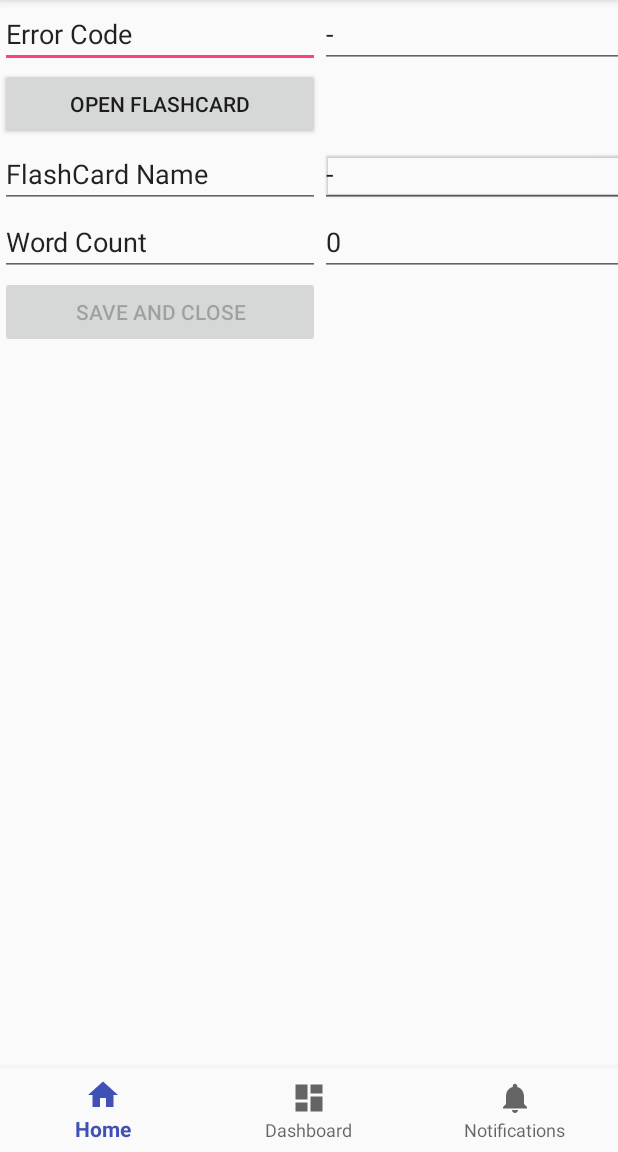
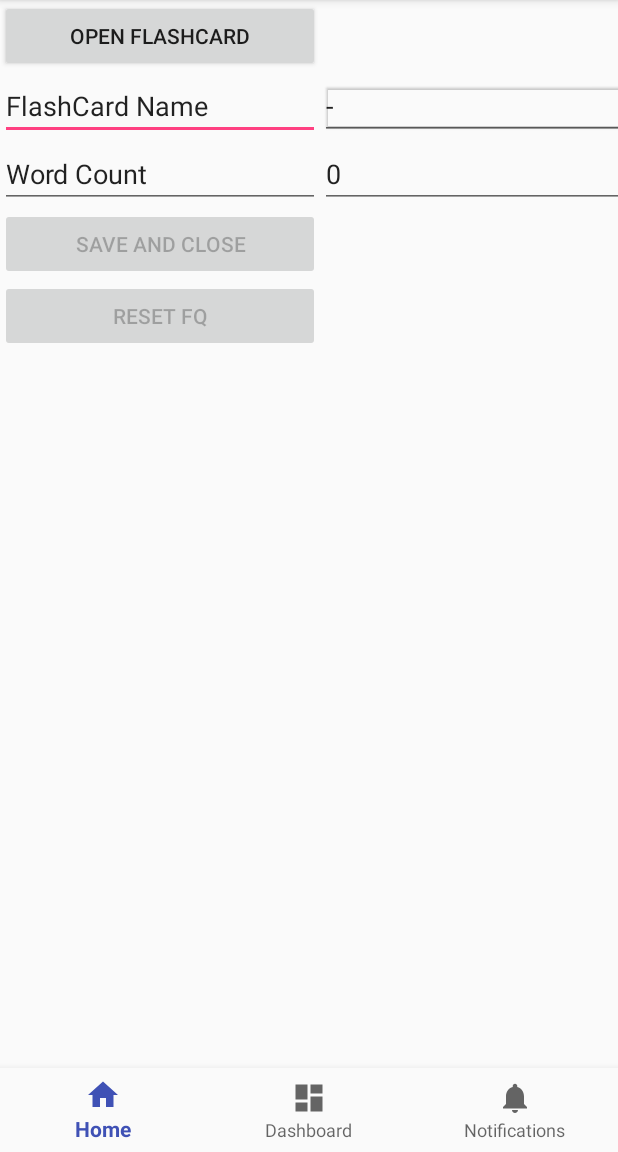
Before and after one commit to refigh/MyFlashQard, an Android app: the screen it shows after launch (MainActivity), on a phone screen of 412 x 824 dp, the part 84-1236 px from its top. Run offline under Robolectric (Android 15) with nearby library versions, the phone set to English and light mode, and no system bars.

Commit message:
1-previous flashqard history loads from external storage, if does not exist loads from asset 2-If user reset the fq, previous history is deleted from ext.storage.

```diff
--- a/app/src/main/java/com/hamze/myflashqard/error.java
+++ b/app/src/main/java/com/hamze/myflashqard/error.java
@@ -26,8 +26,8 @@ public class error {
         error_description[9] = "XML parser error";
         error_description[10] = "XML parser can not initialize";
         error_description[11] = "already open. close it first!";
-        error_description[12] = "";
-        error_description[13] = "";
+        error_description[12] = "Error in accessing the file";
+        error_description[13] = "File can not be deleted";
         error_description[14] = "";
         error_description[15] = "";
         error_description[16] = "";
--- a/app/src/main/res/layout/activity_main.xml
+++ b/app/src/main/res/layout/activity_main.xml
@@ -20,28 +20,6 @@
         <TableLayout
             android:layout_width="match_parent"
             android:layout_height="match_parent">
-
-            <TableRow
-                android:layout_width="match_parent"
-                android:layout_height="match_parent">
-
-                <EditText
-                    android:id="@+id/Error_indicator"
-                    android:layout_width="wrap_content"
-                    android:layout_height="wrap_content"
-                    android:ems="10"
-                    android:inputType="textPersonName"
-                    android:text="Error Code" />
-
-                <EditText
-                    android:id="@+id/editText_Error_indicator"
-                    android:layout_width="wrap_content"
-                    android:layout_height="wrap_content"
-                    android:ems="10"
-                    android:inputType="textPersonName"
-                    android:text="-" />
-
-            </TableRow>
 
             <TableRow
                 android:layout_width="match_parent"
@@ -134,6 +112,30 @@
                     android:visibility="invisible" />
             </TableRow>
 
+            <TableRow
+                android:layout_width="match_parent"
+                android:layout_height="match_parent">
+
+                <Button
+                    android:id="@+id/button_reset"
+                    android:layout_width="wrap_content"
+                    android:layout_height="wrap_content"
+                    android:enabled="false"
+                    android:text="Reset FQ" />
+
+                <ProgressBar
+                    android:id="@+id/progressBar_reset"
+                    style="@style/Widget.AppCompat.ProgressBar"
+                    android:layout_width="match_parent"
+                    android:layout_height="wrap_content"
+                    android:indeterminate="true"
+                    android:max="100"
+                    android:progress="0"
+                    android:visibility="invisible" />
+
+
+            </TableRow>
+
         </TableLayout>
     </FrameLayout>
 
```
Also changed, not shown: app/src/main/java/com/hamze/myflashqard/MainActivity.java (+133 -15 lines), app/src/main/java/com/hamze/myflashqard/flashcard_collectin.java (+108 -30 lines).
